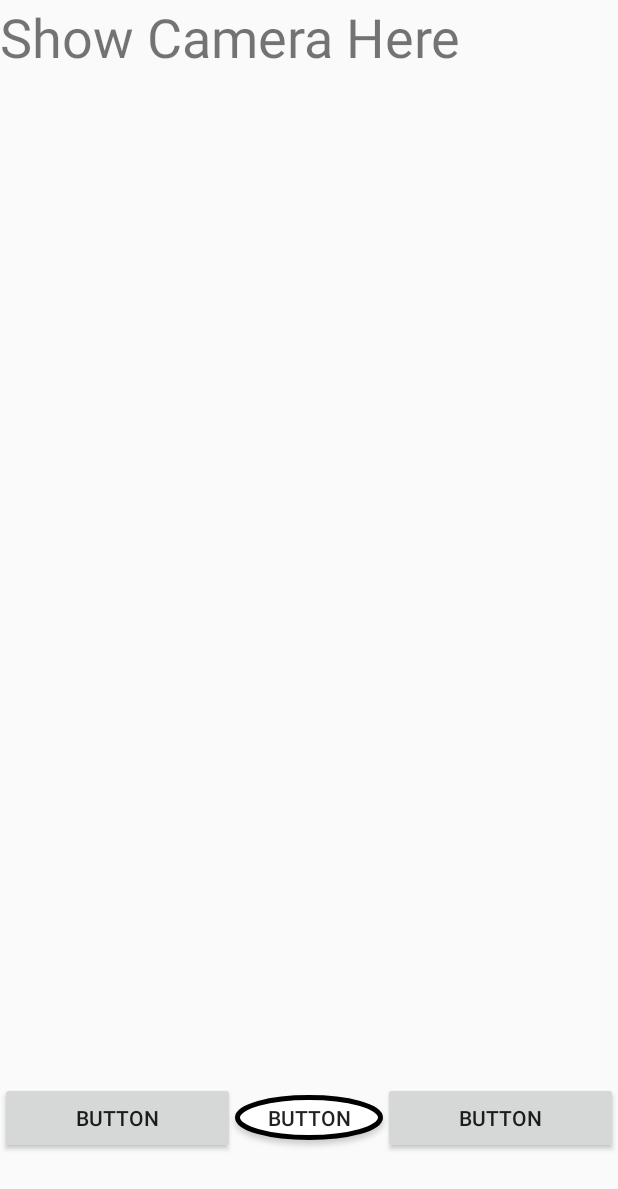
After one commit to timliao0206/leave_application_system, an Android app: the layout roll_call.xml on its own in the app's theme, with its tools: preview values and no code run, on a phone screen of 412 x 824 dp. The commit adds this screen. Shown: the top 1189 px of the screen. Run offline under Robolectric (Android 15) with nearby library versions, the phone set to English and light mode, and no system bars.

Commit message:
add new layout "roll_call"

```diff
--- a/app/src/main/java/com/example/leave_application_system/ClassSchedule.java
+++ b/app/src/main/java/com/example/leave_application_system/ClassSchedule.java
@@ -441,12 +441,13 @@ public class ClassSchedule extends AppCompatActivity {
 
             month++;
             LinearLayout.LayoutParams lp = new LinearLayout.LayoutParams(100,100);
-            lp.leftMargin = 1;
+            lp.leftMargin = 3;
             TextView newText = new TextView(this);
             newText.setText(month+"/"+date);
             newText.setClickable(true);
             newText.setLayoutParams(lp);
-            newText.setBackgroundColor(Color.WHITE);
+            //I'm horrible at coloring
+            newText.setBackgroundColor(Color.YELLOW);
 
             final String index = calendar.get(Calendar.YEAR)+"-"+month+"-"+date+" 00:00:00";
             newText.setOnClickListener(new TextView.OnClickListener(){
--- a/app/src/main/java/com/example/leave_application_system/LoginActivity.java
+++ b/app/src/main/java/com/example/leave_application_system/LoginActivity.java
@@ -88,6 +88,8 @@ public class LoginActivity extends FragmentActivity {
     private void signIn() {
         Intent signInIntent = mGoogleSignInClient.getSignInIntent();
         startActivityForResult(signInIntent, RC_SIGN_IN);
+
+        //add infomation into GV
     }
 
     @Override
--- /dev/null
+++ b/app/src/main/res/drawable/take_photo_button.xml
@@ -0,0 +1,6 @@
+<?xml version="1.0" encoding="utf-8"?>
+<shape xmlns:android="http://schemas.android.com/apk/res/android"
+    android:shape="oval">
+    <solid android:color="@color/white"/>
+    <stroke android:color="@color/black" android:width="3dp"/>
+</shape>
--- a/app/src/main/res/layout/login_activity.xml
+++ b/app/src/main/res/layout/login_activity.xml
@@ -28,6 +28,12 @@
     <LinearLayout
         android:layout_width="match_parent"
         android:layout_height="match_parent"
+        android:layout_weight="3"
+        android:orientation="horizontal">
+
+        <LinearLayout
+            android:layout_width="match_parent"
+            android:layout_height="match_parent"
             android:layout_weight="7"
             android:orientation="vertical">
 
@@ -47,22 +53,21 @@
                 android:hint="@string/password"
                 android:inputType="textPassword" />
 
-        <Button
-            android:id="@+id/LoginButton"
-            android:layout_width="match_parent"
-            android:layout_height="wrap_content"
-            android:layout_weight="1"
-            android:text="@string/login"
-            />
-
             <com.google.android.gms.common.SignInButton
                 android:id="@+id/googleSignIn"
                 android:layout_width="wrap_content"
                 android:layout_height="wrap_content"
                 android:layout_centerHorizontal="true"
-            android:layout_centerVertical="true"
-            />
+                android:layout_centerVertical="true" />
 
         </LinearLayout>
 
+        <Button
+            android:id="@+id/LoginButton"
+            android:layout_width="wrap_content"
+            android:layout_height="80dp"
+            android:layout_weight="1"
+            android:text="@string/login" />
     </LinearLayout>
+
+</LinearLayout>
--- /dev/null
+++ b/app/src/main/res/layout/roll_call.xml
@@ -0,0 +1,53 @@
+<?xml version="1.0" encoding="utf-8"?>
+<LinearLayout xmlns:android="http://schemas.android.com/apk/res/android"
+    xmlns:app="http://schemas.android.com/apk/res-auto"
+    android:layout_width="match_parent"
+    android:layout_height="match_parent"
+    android:orientation="vertical">
+
+    <LinearLayout
+        android:layout_width="match_parent"
+        android:layout_height="match_parent"
+        android:layout_weight="1"
+        android:orientation="horizontal">
+
+        <TextView
+            android:id="@+id/textView6"
+            android:layout_width="match_parent"
+            android:layout_height="match_parent"
+            android:layout_weight="1"
+            android:text="Show Camera Here"
+            android:textSize="36sp" />
+    </LinearLayout>
+
+    <LinearLayout
+        android:layout_width="match_parent"
+        android:layout_height="match_parent"
+        android:layout_weight="7"
+        android:orientation="horizontal">
+
+        <Button
+            android:id="@+id/button6"
+            android:layout_width="wrap_content"
+            android:layout_height="wrap_content"
+            android:layout_weight="1"
+            android:text="Button" />
+
+        <Button
+            android:id="@+id/button8"
+            android:layout_width="30dp"
+            android:layout_height="30dp"
+            android:gravity="center"
+            android:layout_weight="1"
+            android:text="Button"
+            android:background="@drawable/take_photo_button"
+            />
+
+        <Button
+            android:id="@+id/button9"
+            android:layout_width="wrap_content"
+            android:layout_height="wrap_content"
+            android:layout_weight="1"
+            android:text="Button" />
+    </LinearLayout>
+</LinearLayout>
```
Lines whose indentation alone changed are shown as unchanged.
